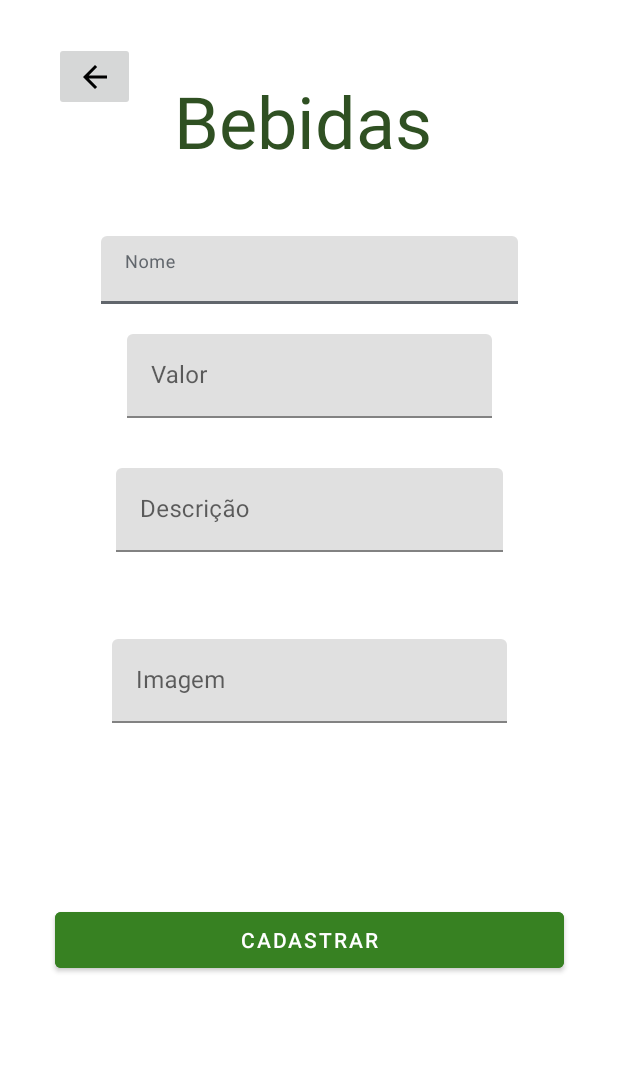
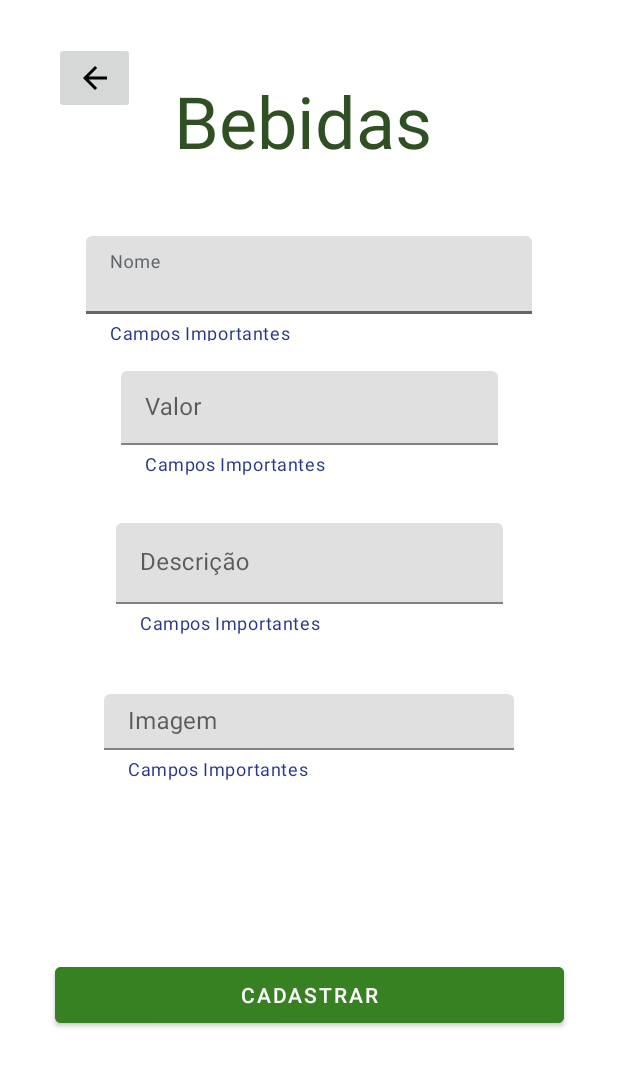
Before and after one commit to iancarlos335/funcionarios-lanchonete-android, an Android app: the BebidaActivity screen opened directly, with no data from a screen before it, on a phone screen of 412 x 824 dp. Shown: the top 1067 px of the screen. Run offline under Robolectric (Android 15) with nearby library versions, the phone set to English and light mode, and no system bars.

Commit message:
Caraca mané, o required ta funcionando slk

```diff
--- a/app/src/main/res/layout/bebida_activity.xml
+++ b/app/src/main/res/layout/bebida_activity.xml
@@ -20,11 +20,14 @@
         app:layout_constraintTop_toTopOf="parent" />
 
     <com.google.android.material.textfield.TextInputLayout
+        android:id="@+id/nome_bebidaInputLayout"
         style="@style/Widget.MaterialComponents.TextInputLayout.FilledBox"
-        android:id="@+id/nome_bebidaInputLayout"
-        android:layout_width="278dp"
-        android:layout_height="45dp"
+        android:layout_width="297dp"
+        android:layout_height="70dp"
         android:layout_marginTop="48dp"
+        app:helperText="Campos Importantes"
+        app:helperTextTextColor="@color/blue"
+        app:errorEnabled="true"
         app:layout_constraintEnd_toEndOf="parent"
         app:layout_constraintStart_toStartOf="parent"
         app:layout_constraintTop_toBottomOf="@+id/titulo_bebida">
@@ -32,20 +35,21 @@
         <com.google.android.material.textfield.TextInputEditText
             android:id="@+id/nome_bebida"
             android:layout_width="match_parent"
-            android:layout_height="wrap_content"
-            android:autofillHints=""
-            android:ems="10"
+            android:layout_height="52dp"
             android:hint="@string/nome"
             android:inputType="textPersonName" />
 
     </com.google.android.material.textfield.TextInputLayout>
 
     <com.google.android.material.textfield.TextInputLayout
+        android:id="@+id/valor_bebidaInputLayout"
         style="@style/Widget.MaterialComponents.TextInputLayout.FilledBox"
-        android:id="@+id/valor_bebidaInputLayout"
-        android:layout_width="243dp"
-        android:layout_height="57dp"
+        android:layout_width="251dp"
+        android:layout_height="69dp"
         android:layout_marginTop="20dp"
+        app:helperText="Campos Importantes"
+        app:helperTextTextColor="@color/blue"
+        app:errorEnabled="true"
         app:layout_constraintEnd_toEndOf="parent"
         app:layout_constraintStart_toStartOf="parent"
         app:layout_constraintTop_toBottomOf="@+id/nome_bebidaInputLayout">
@@ -53,21 +57,22 @@
         <com.google.android.material.textfield.TextInputEditText
             android:id="@+id/valor_bebida"
             android:layout_width="match_parent"
-            android:layout_height="wrap_content"
-            android:autofillHints=""
-            android:ems="10"
+            android:layout_height="49dp"
             android:hint="@string/valor"
             android:inputType="numberDecimal" />
 
     </com.google.android.material.textfield.TextInputLayout>
 
     <com.google.android.material.textfield.TextInputLayout
+        android:id="@+id/descricao_bebidaInputLayout"
         style="@style/Widget.MaterialComponents.TextInputLayout.FilledBox"
-        android:id="@+id/descricao_bebidaInputLayout"
         android:layout_width="258dp"
         android:layout_height="74dp"
         android:layout_marginTop="32dp"
         android:gravity="start|top"
+        app:helperText="Campos Importantes"
+        app:helperTextTextColor="@color/blue"
+        app:errorEnabled="true"
         app:layout_constraintEnd_toEndOf="parent"
         app:layout_constraintStart_toStartOf="parent"
         app:layout_constraintTop_toBottomOf="@+id/valor_bebidaInputLayout">
@@ -75,19 +80,20 @@
         <com.google.android.material.textfield.TextInputEditText
             android:id="@+id/descricao_bebida"
             android:layout_width="match_parent"
-            android:layout_height="wrap_content"
-            android:autofillHints=""
-            android:ems="10"
+            android:layout_height="54dp"
             android:hint="@string/descricao"
             android:inputType="textMultiLine" />
     </com.google.android.material.textfield.TextInputLayout>
 
     <com.google.android.material.textfield.TextInputLayout
+        android:id="@+id/imagem_bebidaInputLayout"
         style="@style/Widget.MaterialComponents.TextInputLayout.FilledBox"
-        android:layout_width="263dp"
-        android:layout_height="56dp"
+        android:layout_width="273dp"
+        android:layout_height="62dp"
         android:layout_marginTop="40dp"
-        android:id="@+id/imagem_bebidaInputLayout"
+        app:helperText="Campos Importantes"
+        app:helperTextTextColor="@color/blue"
+        app:errorEnabled="true"
         app:layout_constraintEnd_toEndOf="parent"
         app:layout_constraintStart_toStartOf="parent"
         app:layout_constraintTop_toBottomOf="@+id/descricao_bebidaInputLayout">
@@ -95,9 +101,7 @@
         <com.google.android.material.textfield.TextInputEditText
             android:id="@+id/imagem_bebida"
             android:layout_width="match_parent"
-            android:layout_height="wrap_content"
-            android:autofillHints=""
-            android:ems="10"
+            android:layout_height="37dp"
             android:hint="@string/imagem"
             android:inputType="textPersonName" />
     </com.google.android.material.textfield.TextInputLayout>
@@ -118,7 +122,7 @@
     <ImageButton
         android:id="@+id/btnVoltar"
         android:layout_width="54dp"
-        android:layout_height="46dp"
+        android:layout_height="48dp"
         android:layout_marginStart="28dp"
         android:layout_marginTop="28dp"
         android:contentDescription="@string/imagem"
--- a/app/src/main/res/values/colors.xml
+++ b/app/src/main/res/values/colors.xml
@@ -8,4 +8,5 @@
     <color name="gray">#61666C</color>
     <color name="white">#FFFFFFFF</color>
     <color name="green_foward">#FF378122</color>
+    <color name="blue">#273788</color>
 </resources>
```
Also changed, not shown: app/src/main/java/com/lanchonete/funcionario/post/BebidaActivity.java (+157 -70 lines).
